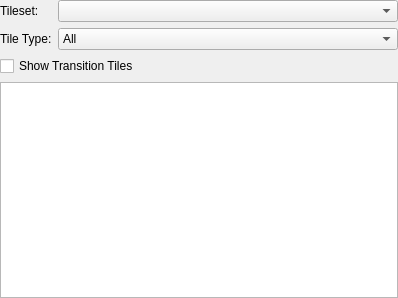
Qt form src/ui/TilesetDockWidget.ui (Emdek/wz-map-editor) before a commit.
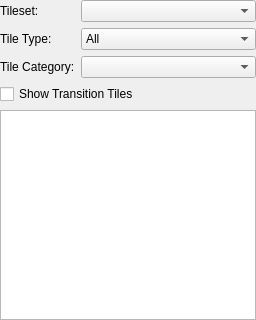
The same form after that commit.

Commit message: Tileset dock mostly finished, updated Arizona tileset

What changed in the file:
```diff
--- a/src/ui/TilesetDockWidget.ui
+++ b/src/ui/TilesetDockWidget.ui
@@ -6,8 +6,8 @@
    <rect>
     <x>0</x>
     <y>0</y>
-    <width>398</width>
-    <height>298</height>
+    <width>256</width>
+    <height>320</height>
    </rect>
   </property>
   <property name="windowTitle">
@@ -76,6 +76,16 @@
        </property>
       </widget>
      </item>
+     <item row="2" column="0">
+      <widget class="QLabel" name="tileCategoryLabel">
+       <property name="text">
+        <string>Tile Category:</string>
+       </property>
+      </widget>
+     </item>
+     <item row="2" column="1">
+      <widget class="QComboBox" name="tileCategoryComboBox"/>
+     </item>
     </layout>
    </item>
    <item>
```
Left out of the diff: 40 changed lines with no effect on the pictures. The commit also changes 4 other files.
